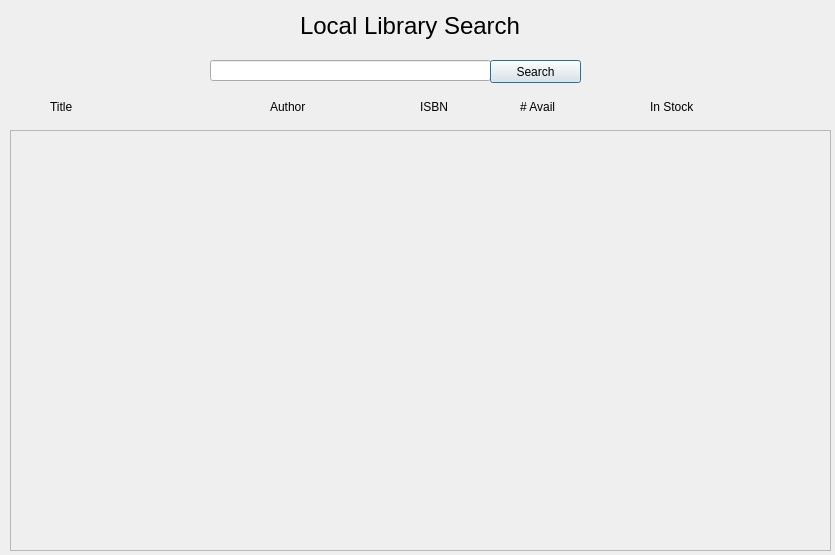
Above: LibrarySystem/searchwindow.ui from josfire18/LibrarySystem before the change. Below: the same form after it.
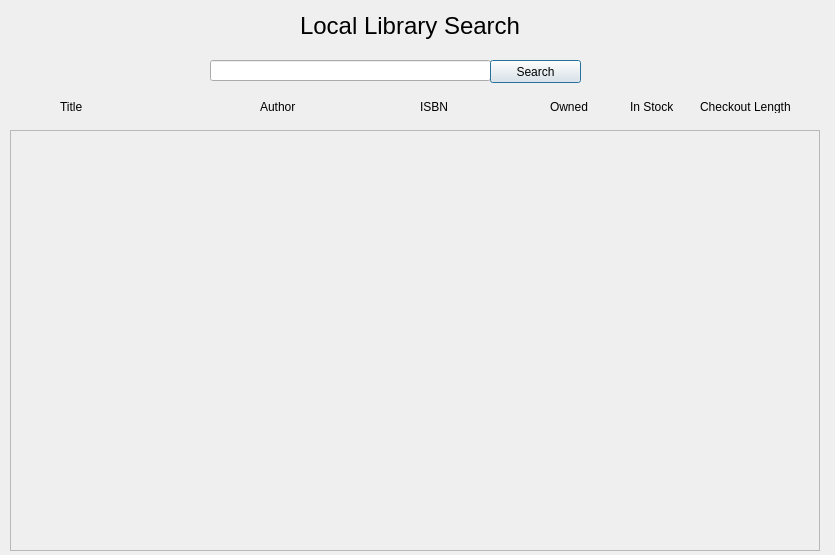
That is the form after the change.

Commit message: Realignment of Labels

Diff of the .ui file:
```diff
--- a/LibrarySystem/searchwindow.ui
+++ b/LibrarySystem/searchwindow.ui
@@ -60,7 +60,7 @@
   <widget class="QLabel" name="lblTitle">
    <property name="geometry">
     <rect>
-     <x>50</x>
+     <x>60</x>
      <y>100</y>
      <width>47</width>
      <height>13</height>
@@ -73,7 +73,7 @@
   <widget class="QLabel" name="lblAuthor">
    <property name="geometry">
     <rect>
-     <x>270</x>
+     <x>260</x>
      <y>100</y>
      <width>47</width>
      <height>13</height>
@@ -99,22 +99,22 @@
   <widget class="QLabel" name="lblTotAvail">
    <property name="geometry">
     <rect>
-     <x>520</x>
+     <x>550</x>
      <y>100</y>
      <width>47</width>
      <height>13</height>
     </rect>
    </property>
    <property name="text">
-    <string># Avail</string>
+    <string>Owned</string>
    </property>
   </widget>
   <widget class="QLabel" name="lblInStock">
    <property name="geometry">
     <rect>
-     <x>650</x>
+     <x>630</x>
      <y>100</y>
-     <width>47</width>
+     <width>55</width>
      <height>13</height>
     </rect>
    </property>
@@ -127,7 +127,7 @@
     <rect>
      <x>10</x>
      <y>130</y>
-     <width>821</width>
+     <width>810</width>
      <height>421</height>
     </rect>
    </property>
@@ -139,12 +139,25 @@
      <rect>
       <x>0</x>
       <y>0</y>
-      <width>819</width>
+      <width>808</width>
       <height>419</height>
      </rect>
     </property>
    </widget>
   </widget>
+  <widget class="QLabel" name="lblNumWeek">
+   <property name="geometry">
+    <rect>
+     <x>700</x>
+     <y>100</y>
+     <width>110</width>
+     <height>13</height>
+    </rect>
+   </property>
+   <property name="text">
+    <string>Checkout Length</string>
+   </property>
+  </widget>
  </widget>
  <resources/>
  <connections/>
```
The commit also changes 6 other files.
